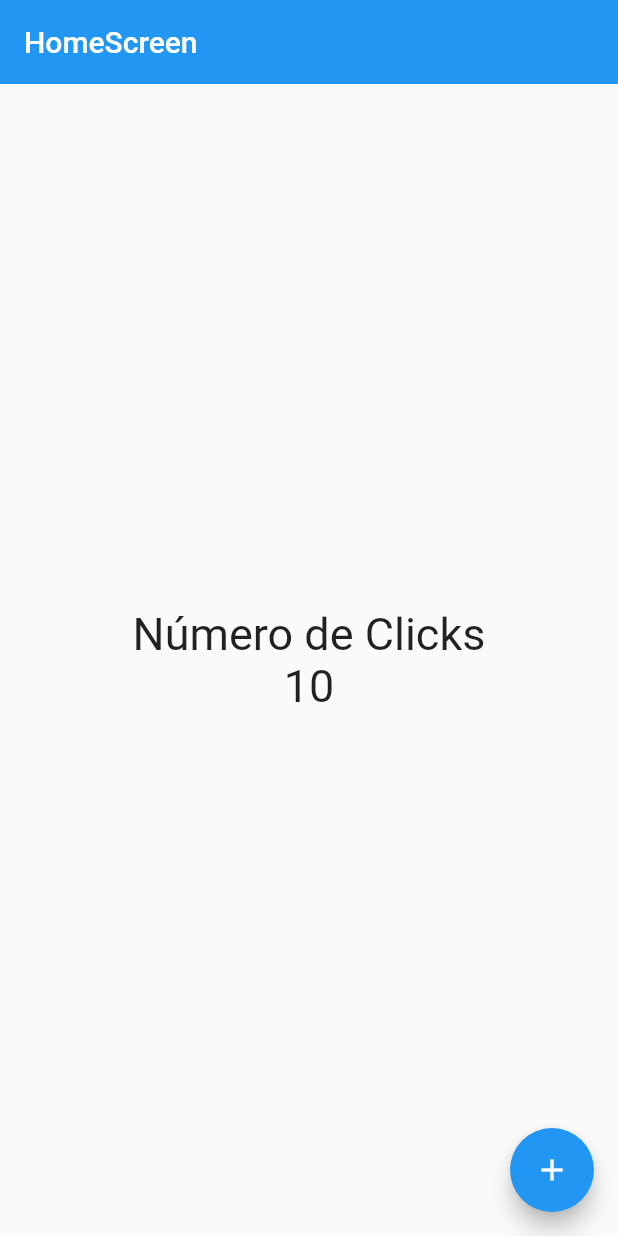
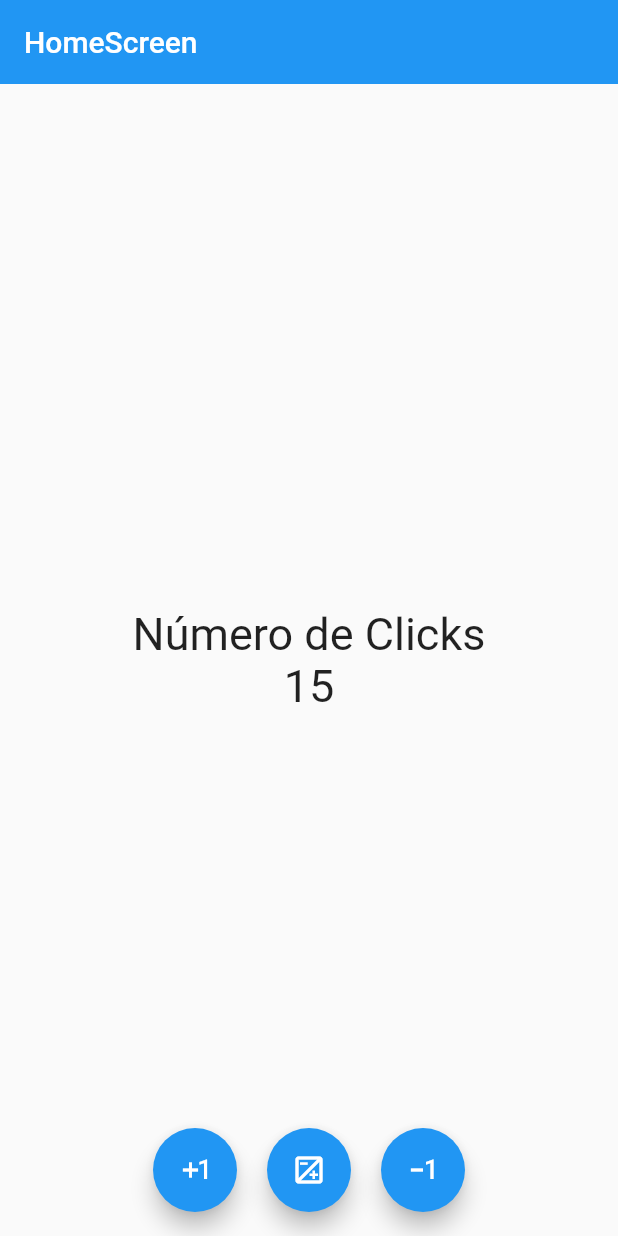
Before and after one commit to Arcoirisky/FlutterCourse, a Flutter app: the screen it shows after launch, on a phone screen of 412 x 824 dp. Run offline on Flutter 3.47's test engine with Material 2 defaults, Android fonts, the phone set to English and light mode, and no system bars.

Commit message:
feat(functional-counter)

```diff
--- a/my_app/my_app/lib/main.dart
+++ b/my_app/my_app/lib/main.dart
@@ -1,6 +1,5 @@
 import 'package:flutter/material.dart';
-
-import 'package:my_app/screens/home_screen.dart';
+import 'package:my_app/screens/counter_screen.dart';
 
 void main() {
   runApp(const MyApp());
@@ -12,6 +11,6 @@
   @override
   Widget build(BuildContext context) {
     return const MaterialApp(
-        debugShowCheckedModeBanner: false, home: HomeScreen());
+        debugShowCheckedModeBanner: false, home: CounterScreen());
   }
 }
--- /dev/null
+++ b/my_app/my_app/lib/screens/counter_screen.dart
@@ -0,0 +1,59 @@
+import 'package:flutter/material.dart';
+
+class CounterScreen extends StatefulWidget {
+  const CounterScreen({Key? key}) : super(key: key);
+
+  @override
+  State<CounterScreen> createState() => _CounterScreenState();
+}
+
+class _CounterScreenState extends State<CounterScreen> {
+  int counter = 15; // <-- Propiedad de la clase
+
+  @override
+  Widget build(BuildContext context) {
+    const fontSize30 = TextStyle(fontSize: 30);
+
+    return Scaffold(
+      appBar: AppBar(
+        title: const Text('HomeScreen'),
+        elevation: 0,
+      ),
+      body: Center(
+        child: Column(mainAxisAlignment: MainAxisAlignment.center, children: [
+          const Text('Número de Clicks', style: fontSize30),
+          Text('$counter', style: fontSize30),
+        ]),
+      ),
+      floatingActionButtonLocation: FloatingActionButtonLocation.centerFloat,
+      floatingActionButton: Row(
+        mainAxisAlignment: MainAxisAlignment.center, // <-- sino con spaceEvenly
+        children: [
+          FloatingActionButton(
+            onPressed: () {
+              counter++;
+              setState(() {});
+            },
+            child: const Icon(Icons.exposure_plus_1_outlined),
+          ),
+          const SizedBox(width: 20), // <-- Caja vacia de 20px de ancho
+          FloatingActionButton(
+            onPressed: () {
+              counter = 0;
+              setState(() {});
+            },
+            child: const Icon(Icons.exposure_outlined),
+          ),
+          const SizedBox(width: 20),
+          FloatingActionButton(
+            onPressed: () {
+              counter--;
+              setState(() {});
+            },
+            child: const Icon(Icons.exposure_minus_1_outlined),
+          ),
+        ],
+      ),
+    );
+  }
+}
```
